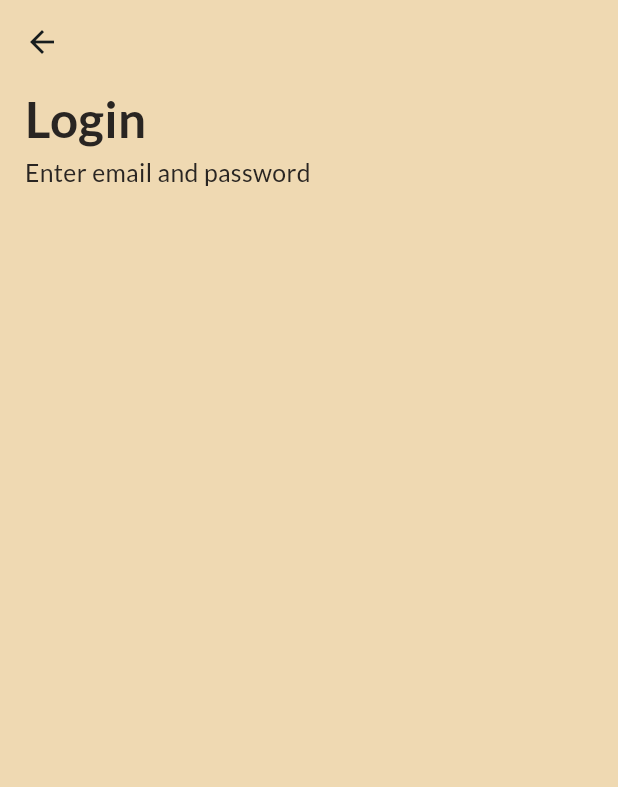
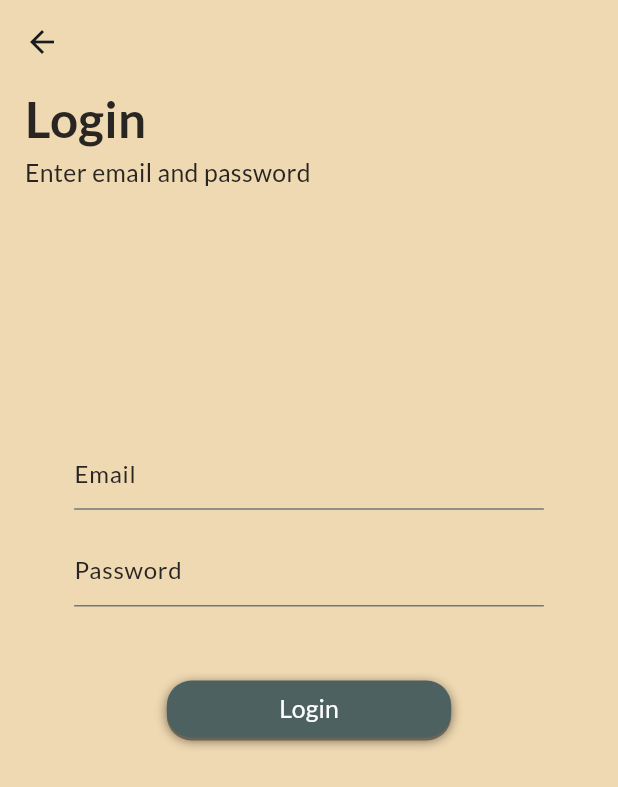
Before and after one commit to gasparsuarez/realtime-chat-app-with-firebase, a Flutter app: the screen it shows after launch, after a tap on "Login", on a phone screen of 412 x 824 dp. Shown: the top 787 px of the screen. Run offline on Flutter 3.47's test engine with Material 3 defaults, Android fonts, the phone set to English and light mode, and no system bars; our stand-ins replace cloud_firestore, firebase_auth, firebase_core, flutter_bloc, freezed_annotation, get_it and 2 more; accounts and stored records are empty; generated files the repository leaves out were written again.

```diff
--- a/lib/app/core/widgets/input.dart
+++ b/lib/app/core/widgets/input.dart
@@ -3,10 +3,12 @@ import 'package:flutter/material.dart';
 class Input extends StatelessWidget {
   final String? labelText;
   final TextEditingController? controller;
+  final bool? obscureText;
   const Input({
     super.key,
     this.labelText,
     this.controller,
+    this.obscureText,
   });
 
   @override
@@ -15,6 +17,7 @@ class Input extends StatelessWidget {
       controller: controller,
       autovalidateMode: AutovalidateMode.onUserInteraction,
       validator: (value) => value!.isEmpty ? '' : null,
+      obscureText: obscureText ?? false,
       decoration: InputDecoration(
         contentPadding: EdgeInsets.zero,
         labelText: labelText,
--- a/lib/app/features/auth/domain/failures/auth_failure.dart
+++ b/lib/app/features/auth/domain/failures/auth_failure.dart
@@ -13,6 +13,9 @@ class AuthFailure with _$AuthFailure {
   factory AuthFailure.invalidEmail({
     @Default('Enter a valid email!') String message,
   }) = _InvalidEmail;
+  factory AuthFailure.userNotFound({
+    @Default('User not corresponding to the given email') String message,
+  }) = _UserNotFound;
   factory AuthFailure.unknown({
     @Default('Unknown error') String message,
   }) = _Unknown;
--- a/lib/app/features/auth/domain/repositories/auth_repository.dart
+++ b/lib/app/features/auth/domain/repositories/auth_repository.dart
@@ -3,4 +3,5 @@ import 'package:firebase_realtime_chat_app/app/features/auth/domain/domain.dart'
 
 abstract class AuthRepository {
   Future<Either<AuthFailure, String>> createUser(CreateUserDto dto);
+  Future<Either<AuthFailure, UserEntity?>> signIn(String email, String password);
 }
--- /dev/null
+++ b/lib/app/features/auth/presentation/bloc/form_controllers/login_form_bloc.dart
@@ -0,0 +1,20 @@
+import 'package:firebase_realtime_chat_app/app/core/core.dart';
+import 'package:flutter/material.dart';
+
+class LoginFormBloc {
+  final emailController = TextEditingController();
+  final passController = TextEditingController();
+
+  final formKey = GlobalKey<FormState>();
+
+  String? validateForm() {
+    formKey.currentState!.validate();
+    if (!Validators.validateEmail(emailController.text)) {
+      return 'Enter a valid email';
+    }
+    if (passController.text.length < 6) {
+      return 'Password must be a long';
+    }
+    return null;
+  }
+}
--- a/lib/app/features/auth/presentation/bloc/form_controllers/register_form_bloc.dart
+++ b/lib/app/features/auth/presentation/bloc/form_controllers/register_form_bloc.dart
@@ -51,6 +51,9 @@ class RegisterFormBloc {
     if (passwordController.text != repPasswordController.text) {
       return 'Passwords do not match';
     }
+    if (passwordController.text.length < 6) {
+      return 'Password must be a long';
+    }
     return null;
   }
 }
--- a/lib/app/features/auth/presentation/screens/login_screen.dart
+++ b/lib/app/features/auth/presentation/screens/login_screen.dart
@@ -1,10 +1,20 @@
+import 'package:firebase_realtime_chat_app/app/core/core.dart';
+import 'package:firebase_realtime_chat_app/app/features/auth/presentation/bloc/form_controllers/login_form_bloc.dart';
 import 'package:firebase_realtime_chat_app/app/features/auth/presentation/widgets/widgets.dart';
 import 'package:flutter/material.dart';
+import 'package:toastification/toastification.dart';
 
-class LoginScreen extends StatelessWidget {
+class LoginScreen extends StatefulWidget {
   const LoginScreen({super.key});
 
   static const String routeName = 'login_screen';
+
+  @override
+  State<LoginScreen> createState() => _LoginScreenState();
+}
+
+class _LoginScreenState extends State<LoginScreen> {
+  final form = LoginFormBloc();
 
   @override
   Widget build(BuildContext context) {
@@ -13,8 +23,46 @@ class LoginScreen extends StatelessWidget {
       subtitle: 'Enter email and password',
       child: SliverList(
         delegate: SliverChildBuilderDelegate(
-          (context, index) => Column(
-            children: [],
+          (context, index) => Padding(
+            padding: EdgeInsets.symmetric(
+              horizontal: context.w * 0.12,
+            ),
+            child: Form(
+              key: form.formKey,
+              child: Column(
+                children: [
+                  SizedBox(
+                    height: context.h * 0.2,
+                  ),
+                  const Input(
+                    labelText: 'Email',
+                  ),
+                  SizedBox(
+                    height: context.h * 0.02,
+                  ),
+                  const Input(
+                    labelText: 'Password',
+                    obscureText: true,
+                  ),
+                  SizedBox(
+                    height: context.h * 0.06,
+                  ),
+                  Button(
+                    onTap: () {
+                      final validationMessage = form.validateForm();
+                      if (validationMessage != null) {
+                        return AlertUtil(context).showAlert(
+                          title: 'Error',
+                          description: validationMessage,
+                          type: ToastificationType.error,
+                        );
+                      }
+                    },
+                    child: const CustomText(text: 'Login'),
+                  ),
+                ],
+              ),
+            ),
           ),
           childCount: 1,
         ),
--- a/lib/app/features/auth/presentation/screens/register_screen.dart
+++ b/lib/app/features/auth/presentation/screens/register_screen.dart
@@ -61,6 +61,7 @@ class _RegisterScreenState extends State<RegisterScreen> {
                     Input(
                       controller: form.passwordController,
                       labelText: 'Password',
+                      obscureText: true,
                     ),
                     SizedBox(
                       height: context.h * 0.02,
@@ -68,6 +69,7 @@ class _RegisterScreenState extends State<RegisterScreen> {
                     Input(
                       controller: form.repPasswordController,
                       labelText: 'Repeat password',
+                      obscureText: true,
                     ),
                     SizedBox(
                       height: context.h * 0.06,
@@ -108,12 +110,11 @@ class _RegisterScreenState extends State<RegisterScreen> {
                                   /// Validate forms
                                   final validationMessage = form.validateForm();
                                   if (validationMessage != null) {
-                                    AlertUtil(context).showAlert(
+                                    return AlertUtil(context).showAlert(
                                       title: 'Error',
                                       description: validationMessage,
                                       type: ToastificationType.error,
                                     );
-                                    return;
                                   }
 
                                   /// Send DTO for execute register
```
Also changed, not shown: lib/app/features/auth/data/repositories/auth_repository_impl.dart (+20 -1 lines), 1 other file.
